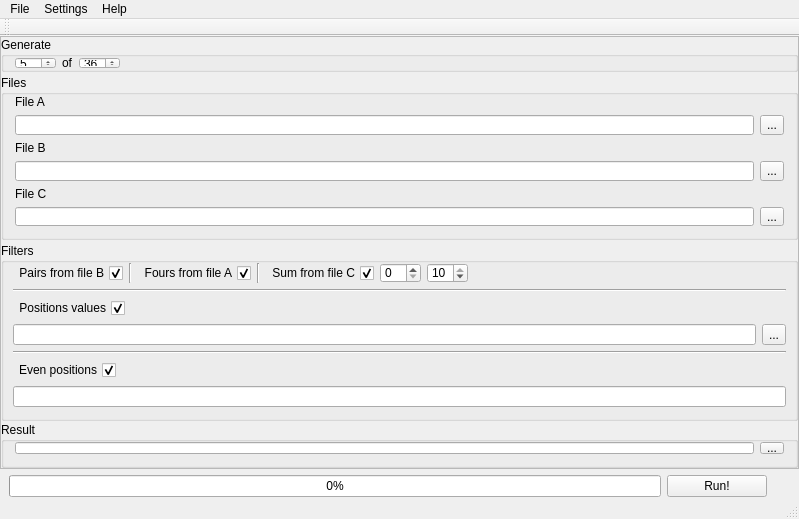
This is sl/generator/Generator.ui in heimdallr/home_compa_dev as Qt 5 draws it before an edit. The edited form follows.
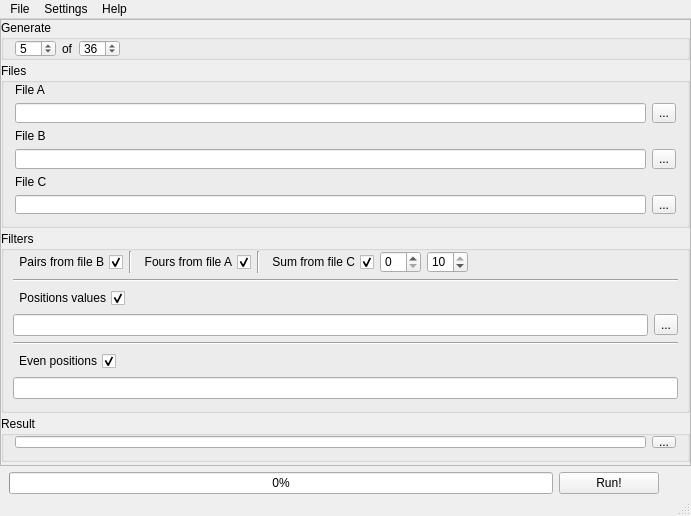
This is the edited form.

Commit message: Статическая линковка qt

What changed in the file:
```diff
--- a/sl/generator/Generator.ui
+++ b/sl/generator/Generator.ui
@@ -6,20 +6,20 @@
    <rect>
     <x>0</x>
     <y>0</y>
-    <width>799</width>
-    <height>519</height>
+    <width>691</width>
+    <height>516</height>
    </rect>
   </property>
   <property name="minimumSize">
    <size>
     <width>600</width>
-    <height>519</height>
+    <height>516</height>
    </size>
   </property>
   <property name="maximumSize">
    <size>
     <width>16777215</width>
-    <height>519</height>
+    <height>516</height>
    </size>
   </property>
   <property name="windowTitle">
@@ -68,13 +68,13 @@
          <property name="minimumSize">
           <size>
            <width>0</width>
-           <height>35</height>
+           <height>40</height>
           </size>
          </property>
          <property name="maximumSize">
           <size>
            <width>16777215</width>
-           <height>35</height>
+           <height>40</height>
           </size>
          </property>
          <property name="title">
@@ -255,13 +255,13 @@
          <property name="minimumSize">
           <size>
            <width>0</width>
-           <height>178</height>
+           <height>182</height>
           </size>
          </property>
          <property name="maximumSize">
           <size>
            <width>16777214</width>
-           <height>178</height>
+           <height>182</height>
           </size>
          </property>
          <property name="title">
@@ -591,7 +591,7 @@
     <rect>
      <x>0</x>
      <y>0</y>
-     <width>799</width>
+     <width>691</width>
      <height>21</height>
     </rect>
    </property>
@@ -624,14 +624,6 @@
    <addaction name="menuSettings"/>
    <addaction name="menuHelp"/>
   </widget>
-  <widget class="QToolBar" name="mainToolBar">
-   <attribute name="toolBarArea">
-    <enum>TopToolBarArea</enum>
-   </attribute>
-   <attribute name="toolBarBreak">
-    <bool>false</bool>
-   </attribute>
-  </widget>
   <widget class="QStatusBar" name="statusBar"/>
   <action name="actionExit">
    <property name="text">
```
The commit also changes 2 other files.
